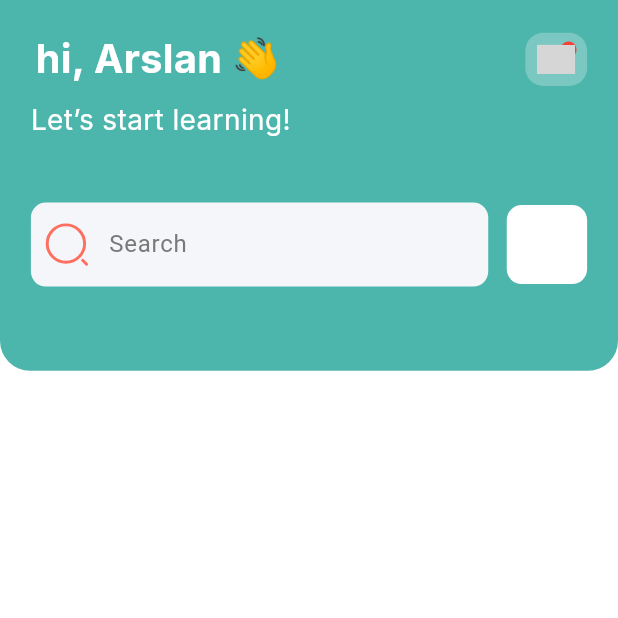
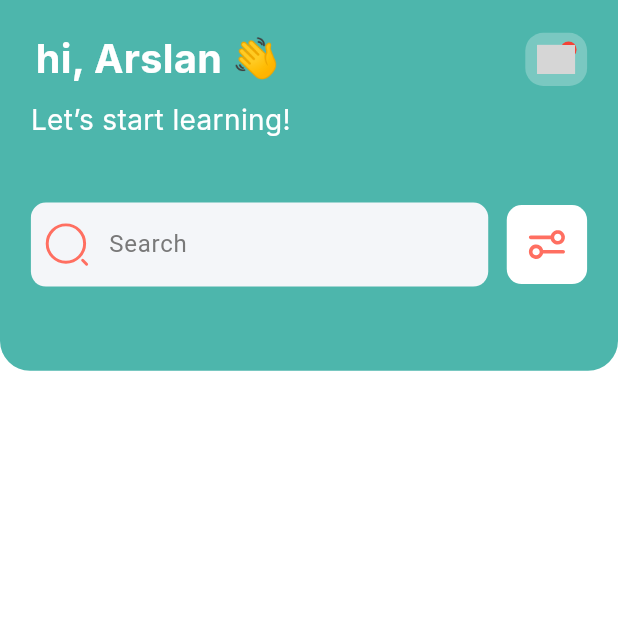
Before and after one commit to Malik399758/fcm_backend, a Flutter app: the screen it shows after launch, on a phone screen of 412 x 824 dp, the top half of it. Run offline on Flutter 3.47's test engine with Material 3 defaults, Android fonts, the phone set to English and light mode, and no system bars; our stand-ins replace flutter_svg, get, google_fonts, smooth_page_indicator; grey boxes are pictures that could not be loaded.

Commit message:
Update home_screen.dart

```diff
--- a/lib/src/screen/bottom_nav_screens/home_nav_screens/home_screen.dart
+++ b/lib/src/screen/bottom_nav_screens/home_nav_screens/home_screen.dart
@@ -99,6 +99,8 @@ class HomeScreen extends StatelessWidget {
                           color: Colors.white,
                           borderRadius: BorderRadius.circular(10),
                         ),
+                        child: Center(child: IconButton(onPressed: (){}, icon: SvgPicture.asset(AppImages.filter,width: screenWidth*.07,))
+                       ),
                       )
                     ],)
                   ],
```
